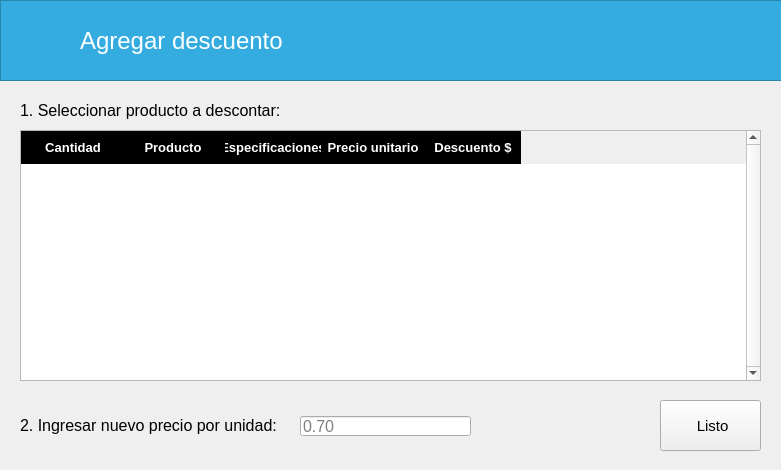
This is ui/Ui_AgregarDescuento.ui in ivanperez-7/printpos as Qt 5 draws it before an edit. The edited form follows.
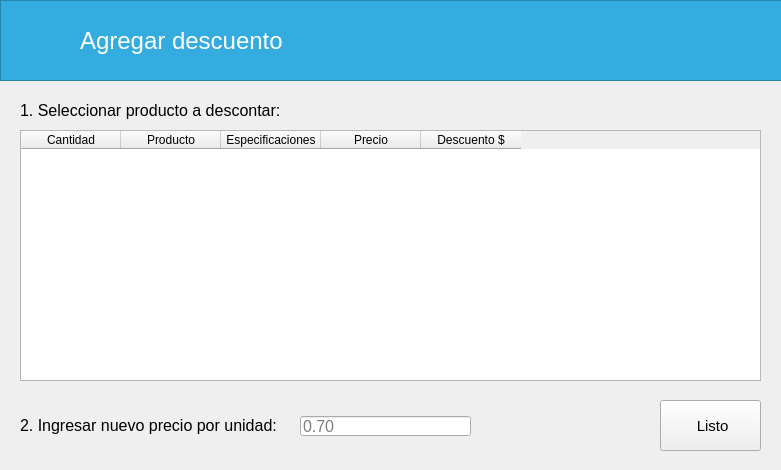
This is the edited form. Icons and pictures are not drawn. Custom widgets are drawn as their Qt base class.

```diff
--- a/ui/Ui_AgregarDescuento.ui
+++ b/ui/Ui_AgregarDescuento.ui
@@ -134,67 +134,9 @@
      <height>251</height>
     </rect>
    </property>
-   <property name="font">
-    <font>
-     <family>Segoe UI</family>
-     <pointsize>10</pointsize>
-    </font>
-   </property>
-   <property name="styleSheet">
-    <string notr="true">QHeaderView::section {
-	font: bold 10pt;
-	color: rgb(255, 255, 255);
-	background-color: rgb(0, 0, 0);
-	border: 0px;
-
-	padding-left: 4px;
-	padding-top: 7px;
-	padding-bottom: 7px;
-}
-
-QTableWidget {
-	alternate-background-color: rgb(240, 240, 240);
-}
-
-QTableView {
-    selection-background-color: rgb(85, 85, 255);
-    selection-color: rgb(255, 255, 255);
-}
-QTableView:active {
-    selection-background-color: rgb(85, 85, 255);
-    selection-color: rgb(255, 255, 255);
-}</string>
-   </property>
-   <property name="verticalScrollBarPolicy">
-    <enum>Qt::ScrollBarAlwaysOn</enum>
-   </property>
-   <property name="sizeAdjustPolicy">
-    <enum>QAbstractScrollArea::AdjustToContents</enum>
-   </property>
-   <property name="editTriggers">
-    <set>QAbstractItemView::NoEditTriggers</set>
-   </property>
-   <property name="alternatingRowColors">
-    <bool>true</bool>
-   </property>
-   <property name="selectionMode">
-    <enum>QAbstractItemView::SingleSelection</enum>
-   </property>
-   <property name="selectionBehavior">
-    <enum>QAbstractItemView::SelectRows</enum>
-   </property>
-   <property name="showGrid">
-    <bool>false</bool>
-   </property>
-   <property name="wordWrap">
-    <bool>true</bool>
-   </property>
    <attribute name="horizontalHeaderMinimumSectionSize">
     <number>80</number>
    </attribute>
-   <attribute name="verticalHeaderVisible">
-    <bool>false</bool>
-   </attribute>
    <column>
     <property name="text">
      <string>Cantidad</string>
@@ -212,7 +154,7 @@
    </column>
    <column>
     <property name="text">
-     <string>Precio unitario</string>
+     <string>Precio</string>
     </property>
    </column>
    <column>
@@ -283,6 +225,13 @@
    </property>
   </widget>
  </widget>
+ <customwidgets>
+  <customwidget>
+   <class>TablaDatos</class>
+   <extends>QTableWidget</extends>
+   <header>utils.mywidgets.h</header>
+  </customwidget>
+ </customwidgets>
  <resources>
   <include location="../resources.qrc"/>
  </resources>
```
Left out of the diff: 2 changed lines with no effect on the pictures.
